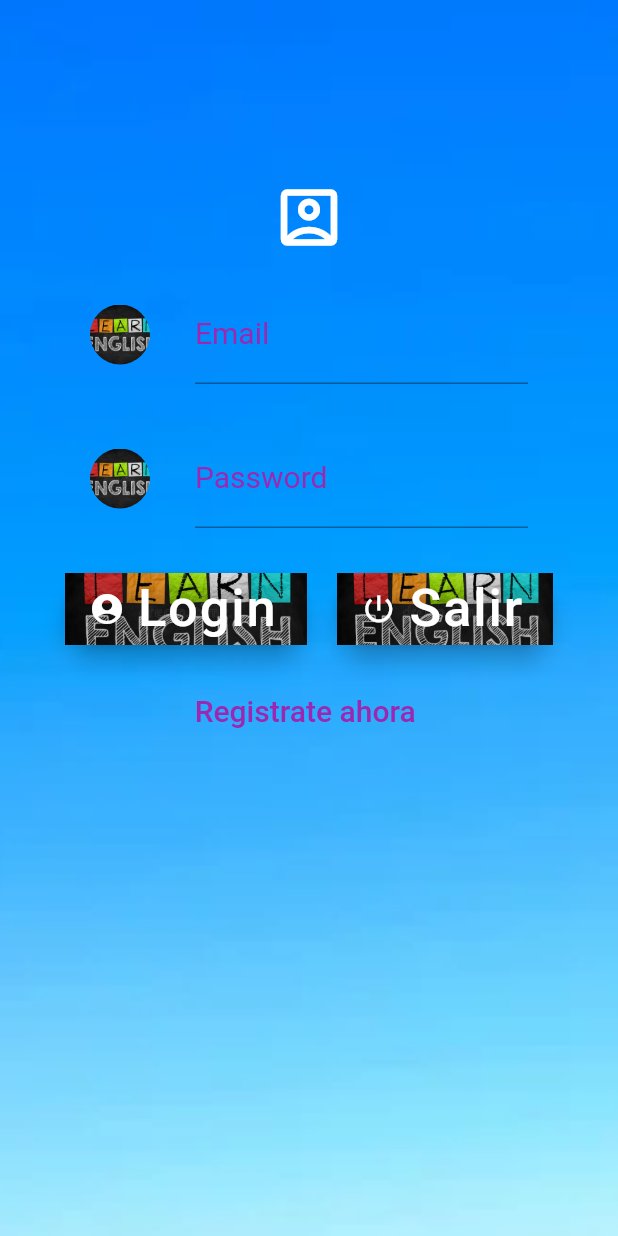
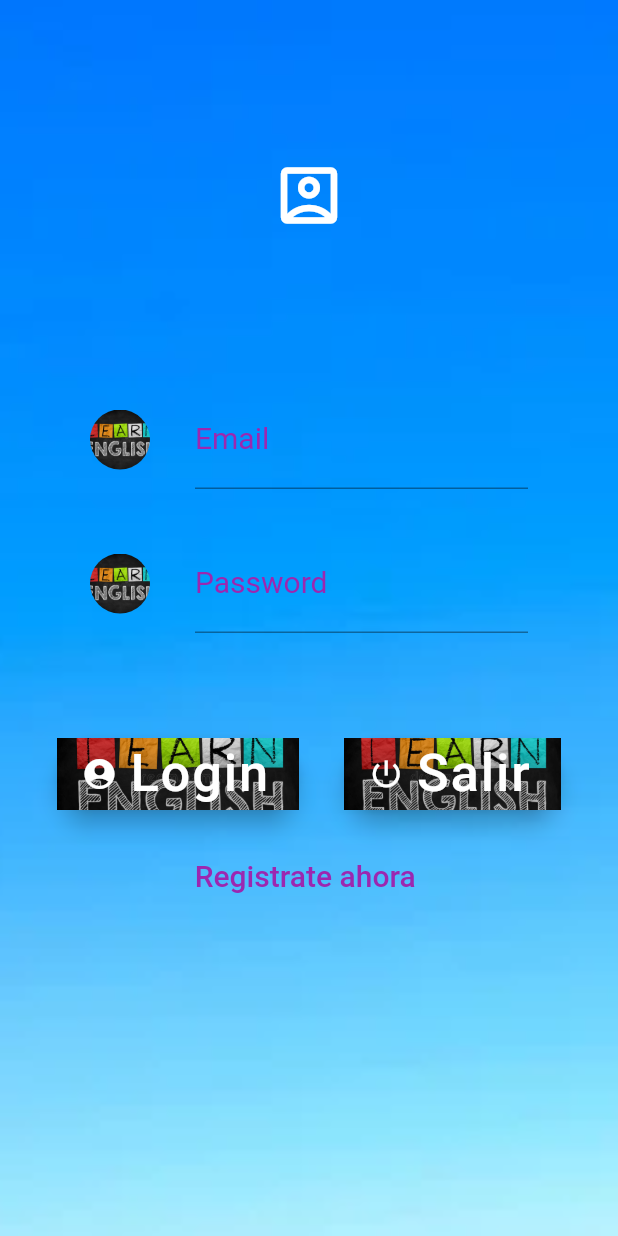
Before and after one commit to fouaddam/examenDI, a Flutter app: the Login2 screen opened by its route, on a phone screen of 412 x 824 dp. Run offline on Flutter 3.47's test engine with Material 2 defaults, Android fonts, the phone set to English and light mode, and no system bars; our stand-ins replace animated_text_kit, cloud_firestore, firebase_auth, firebase_core, fluttertoast, percent_indicator; accounts and stored records are empty.

Commit message:
cambiar el codigo del botton Login del Login2 Login2.dart

```diff
--- a/lib/userManeger/Login2.dart
+++ b/lib/userManeger/Login2.dart
@@ -70,12 +70,13 @@ class Login2 extends StatelessWidget{
 
             child: Column(
 
+
               children: [
-                const SizedBox(height: 100),
+                const SizedBox(height: 70),
                 ClipOval(
                   child: Container(
-                      width: 90,
-                      height: 90,
+                      width: 120,
+                      height: 120,
                       color: Colors.transparent,
                       child: const Icon(
                         Icons.account_box_outlined,
@@ -85,6 +86,7 @@ class Login2 extends StatelessWidget{
 
                   ),
                 ),
+                const SizedBox(height: 70),
                 Padding(
                   padding: const EdgeInsets.only(left: 60,right: 60),
                   child: Row(
@@ -134,19 +136,21 @@ class Login2 extends StatelessWidget{
               ),
             )
             ,
-                const SizedBox(height: 30),
+                const SizedBox(height: 70),
 
                 Row(
                   mainAxisAlignment: MainAxisAlignment.center,
                   children:  [
                     Padding(
-                      padding: const EdgeInsets.only(right: 20),
+
+                      padding: const EdgeInsets.only(right: 30),
                       child: Container(
                         decoration:  const BoxDecoration(
                           image: DecorationImage(
                               image: AssetImage("assets/Splash.jpg"),
                               fit: BoxFit.cover),
                         ),
+
                         child: FloatingActionButton.extended(
                           backgroundColor: Colors.transparent,
                           foregroundColor: Colors.white,
```
